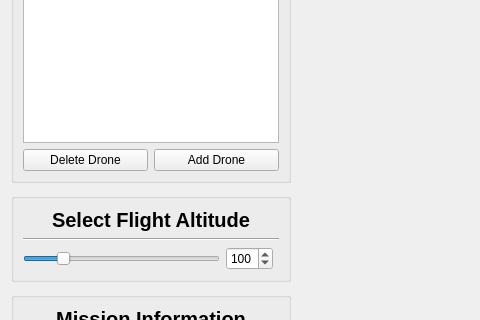
cmpe-DroneLab/GeoFly3D, file UI/Preflight2/pre2_design.ui: the form before one commit; both pictures show x 0 to 480 and y 261 to 581 of the 1024 by 768 pixel window.
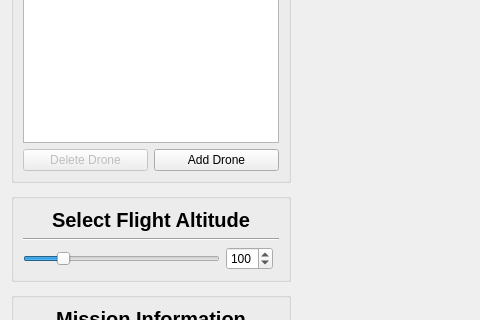
The form after the commit.

Commit message: Fixed some issues appearing on the preflight2 screen: - Updating metrics - Provided battery calculation - Saving coordinates Added comments to the code

What changed in the file:
```diff
--- a/UI/Preflight2/pre2_design.ui
+++ b/UI/Preflight2/pre2_design.ui
@@ -88,6 +88,9 @@
          <layout class="QHBoxLayout" name="h_lay_drone_buttons">
           <item>
            <widget class="QPushButton" name="btn_delete_drone">
+            <property name="enabled">
+             <bool>false</bool>
+            </property>
             <property name="text">
              <string>Delete Drone</string>
             </property>
```
The commit also changes 4 other files.
